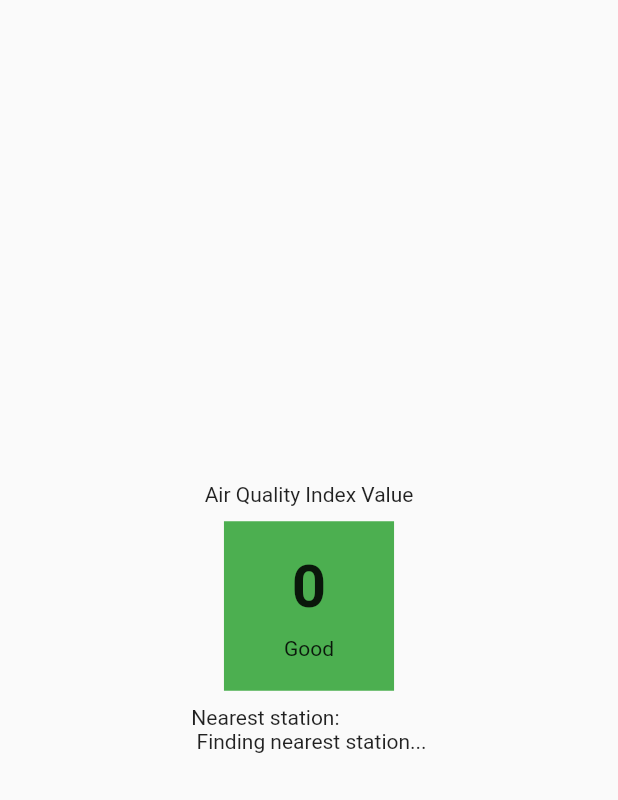
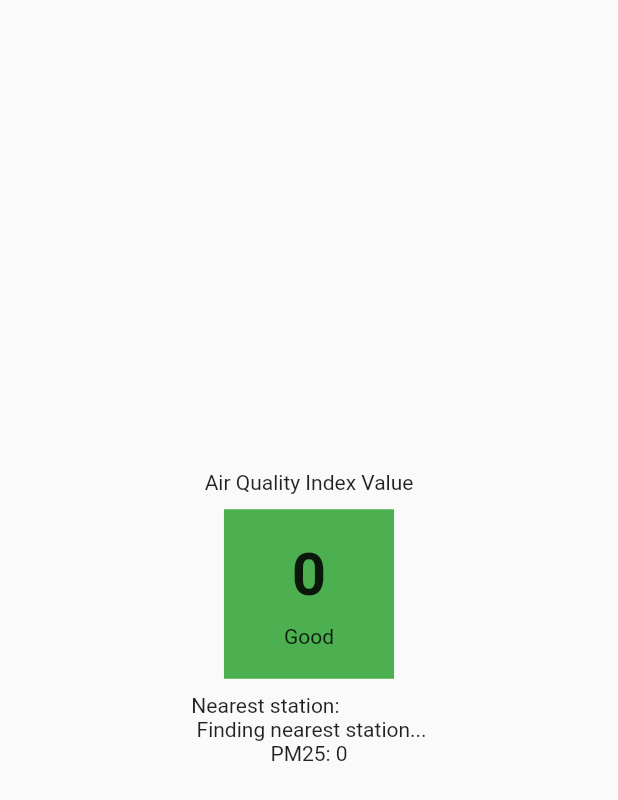
Before and after one commit to gdharris1000/air_quality, a Flutter app: the screen it shows after launch, on a phone screen of 412 x 824 dp. Shown: the top 800 px of the screen. Run offline on Flutter 3.47's test engine with Material 2 defaults, Android fonts, the phone set to English and light mode, and no system bars; our stand-ins replace geolocator.

Commit message:
added pm25 data

```diff
--- a/lib/models/air_model.dart
+++ b/lib/models/air_model.dart
@@ -1,6 +1,6 @@
 class Air {
   int aqi;
-  double no2;
+  int pm25;
 //  double o3;
 //  double pm25;
 //  double pm10;
@@ -16,6 +16,6 @@ class Air {
   Air.fromJson(Map<String, dynamic> parsedJson) {
     aqi = parsedJson['data']['aqi'];
     station = parsedJson['data']['city']['name'];
-    no2 = parsedJson['iaqi']['no2']['v'];
+    pm25 = parsedJson['data']['iaqi']['pm25']['v'];
   }
 }
--- a/lib/screens/display_data.dart
+++ b/lib/screens/display_data.dart
@@ -13,6 +13,7 @@ class DataView extends StatefulWidget {
 class _DataViewState extends State<DataView> {
   int aqi = 0;
   String station = "Finding nearest station...";
+  int pm25 = 0;
   LocationController locationController = LocationController();
 
   @override
@@ -32,6 +33,7 @@ class _DataViewState extends State<DataView> {
     setState(() {
       aqi = air.aqi;
       station = air.station;
+      pm25 = air.pm25;
     });
   }
 
@@ -50,6 +52,9 @@ class _DataViewState extends State<DataView> {
               padding: EdgeInsets.only(top: 10.0),
               child: Text('Nearest station:\n $station'),
             ),
+            Container(
+              child: Text('PM25: $pm25'),
+            )
           ],
         ),
       ),
```
